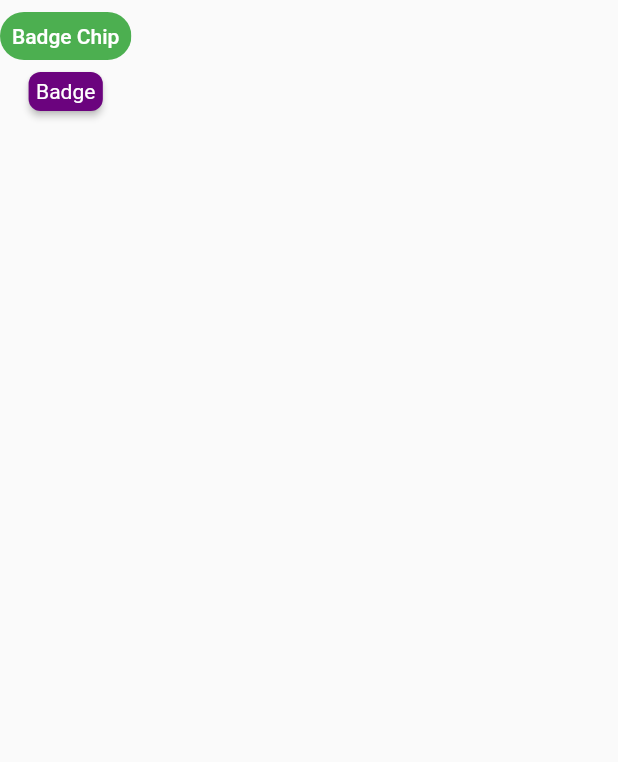
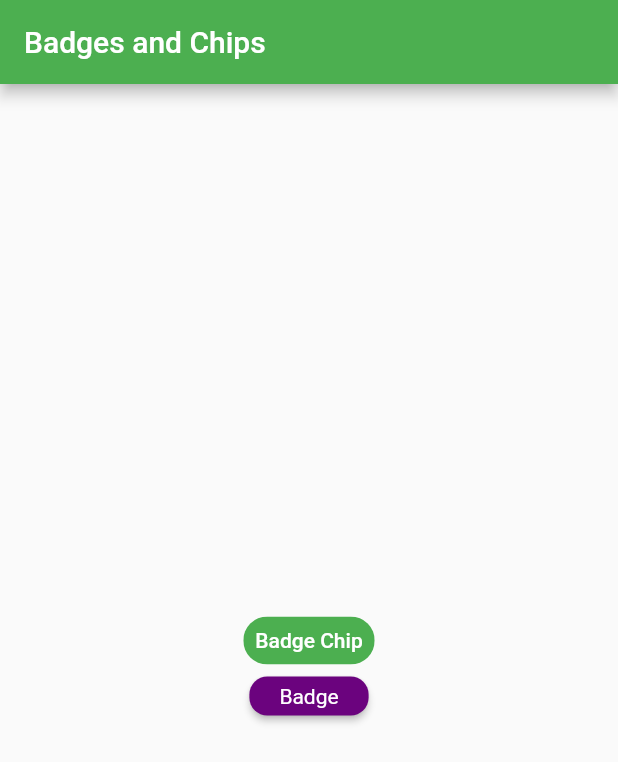
Before and after one commit to FajarAlFath/flutter_Muhammad-Fajar-Al-Fath, a Flutter app: the screen it shows after launch, on a phone screen of 412 x 824 dp. Shown: the top 762 px of the screen. Run offline on Flutter 3.47's test engine with Material 2 defaults, Android fonts, the phone set to English and light mode, and no system bars; drawn by our look-alikes of badges; missing offline and left inert: cupertino_list_tile, dart:html; key blocks and very long unbroken strings in the code were emptied for the run.

Commit message:
push task1

```diff
--- a/13_Flutter Command Line Interface and Flutter Package management/praktikum/flutter_task1/lib/main.dart
+++ b/13_Flutter Command Line Interface and Flutter Package management/praktikum/flutter_task1/lib/main.dart
@@ -10,6 +10,7 @@ class MyApp extends StatelessWidget {
   Widget build(BuildContext context) {
     return const MaterialApp(
       home: Homepage(),
+      debugShowCheckedModeBanner: false,
     );
   }
 }
@@ -20,7 +21,13 @@ class Homepage extends StatelessWidget {
   @override
   Widget build(BuildContext context) {
     return Scaffold(
+      appBar: AppBar(
+        title: const Text('Badges and Chips'),
+        backgroundColor: Colors.green,
+      ),
       body: Column(
+        crossAxisAlignment: CrossAxisAlignment.center,
+        mainAxisAlignment: MainAxisAlignment.center,
         children: <Widget>[
           const Chip(
             padding: EdgeInsets.all(0),
@@ -30,16 +37,22 @@ class Homepage extends StatelessWidget {
               style: TextStyle(color: Colors.white),
             ),
           ),
+          Row(
+            mainAxisAlignment: MainAxisAlignment.center,
+            children: <Widget>[
               Badge(
+                padding: const EdgeInsets.symmetric(horizontal: 20, vertical: 5),
                 toAnimate: false,
                 shape: BadgeShape.square,
-            borderRadius: BorderRadius.circular(8),
+                borderRadius: BorderRadius.circular(12),
                 badgeContent: const Text(
                   'Badge',
                   style: TextStyle(color: Colors.white),
                 ),
                 badgeColor: const Color.fromARGB(255, 107, 3, 126),
-          )
+              ),
+            ],
+          ),
         ],
       ),
     );
```
Also changed, not shown: 1 other file. Lines whose indentation alone changed are shown as unchanged.
